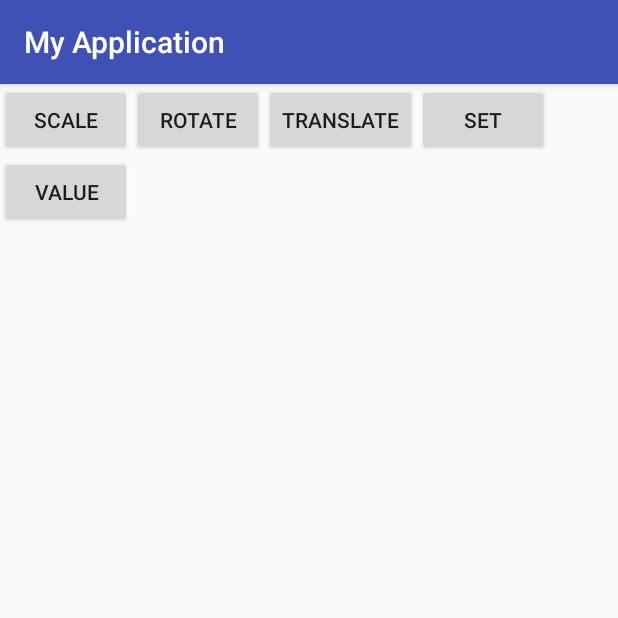
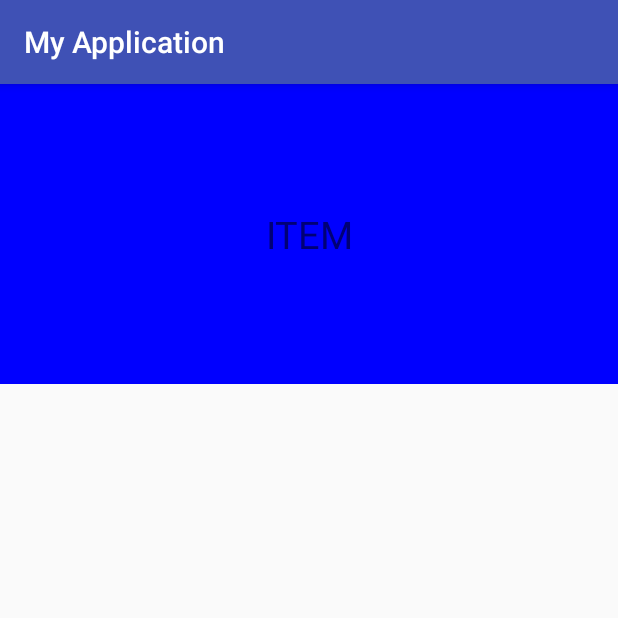
Before and after one commit to ChinaTang/AnimationProject, an Android app: the screen it shows after launch (MainActivity before the commit, ScrollLinearActivity after it), after a tap on "SCALE", on a phone screen of 412 x 824 dp, the top half of it. Run offline under Robolectric (Android 15) with nearby library versions, the phone set to English and light mode, and no system bars; 1 other tap on this screen came first.

Commit message:
添加滑动项目

```diff
--- a/app/src/main/java/com/di/tang/myapplication/Fragment/SelfViewAnimation.java
+++ b/app/src/main/java/com/di/tang/myapplication/Fragment/SelfViewAnimation.java
@@ -2,6 +2,7 @@ package com.di.tang.myapplication.Fragment;
 
 import android.animation.Animator;
 import android.animation.ValueAnimator;
+import android.content.Intent;
 import android.os.Bundle;
 import android.support.annotation.Nullable;
 import android.support.v4.app.Fragment;
@@ -16,6 +17,7 @@ import android.widget.TextView;
 import android.widget.Toast;
 
 import com.di.tang.myapplication.R;
+import com.di.tang.myapplication.scroll.ScrollLinearActivity;
 
 /**
  * Created by tangdi on 2016/8/16.
@@ -59,6 +61,8 @@ public class SelfViewAnimation extends Fragment {
             @Override
             public void onClick(View v) {
                 // TODO Auto-generated method stub
+                Intent intent = new Intent(getActivity(), ScrollLinearActivity.class);
+                getActivity().startActivity(intent);
                 tv.startAnimation(scaleAnimation);
             }
         });
--- a/app/src/main/java/com/di/tang/myapplication/activity/MainActivity.java
+++ b/app/src/main/java/com/di/tang/myapplication/activity/MainActivity.java
@@ -6,10 +6,12 @@ import android.support.v4.app.FragmentStatePagerAdapter;
 import android.support.v4.view.ViewPager;
 import android.support.v7.app.AppCompatActivity;
 import android.os.Bundle;
+import android.view.MotionEvent;
 
 import com.di.tang.myapplication.Fragment.CustomScrollViewFragment;
 import com.di.tang.myapplication.Fragment.CustomScrollViewUtilizationFragment;
 import com.di.tang.myapplication.Fragment.MyTextViewFragment;
+import com.di.tang.myapplication.Fragment.ScrollViewBaseFragment;
 import com.di.tang.myapplication.Fragment.SelfAnimatorSet;
 import com.di.tang.myapplication.Fragment.SelfListAnimator;
 import com.di.tang.myapplication.Fragment.SelfObjectAnimator;
@@ -20,8 +22,28 @@ import com.di.tang.myapplication.Fragment.SelfXmlAnimator;
 import com.di.tang.myapplication.Fragment.mergeFragment;
 import com.di.tang.myapplication.R;
 
+import java.util.ArrayList;
+
 
 public class MainActivity extends AppCompatActivity {
+
+    public interface MyTouchListener{
+        public boolean onSelfTouchEvent(MotionEvent event);
+    }
+
+    public ArrayList<MyTouchListener>  listeners = new ArrayList<>();
+
+    public void addTochListenter(MyTouchListener listener){
+        listeners.add(listener);
+    }
+
+    public void removeTochListenter(MyTouchListener listener){
+        listeners.remove(listener);
+    }
+
+    public void clearTochuListener(){
+        listeners.clear();
+    }
 
     private static final String TAG = "MainActivity";
 
@@ -59,6 +81,8 @@ public class MainActivity extends AppCompatActivity {
                     return new CustomScrollViewUtilizationFragment();
                 }else if(position == 10){
                     return new mergeFragment();
+                }else if(position == 11){
+                    return new ScrollViewBaseFragment();
                 }else{
                     return new SelfViewAnimation();
                 }
@@ -66,8 +90,18 @@ public class MainActivity extends AppCompatActivity {
 
             @Override
             public int getCount() {
-                return 11;
+                return 12;
             }
         });
     }
+
+
+    @Override
+    public boolean onTouchEvent(MotionEvent ev){
+        for(MyTouchListener listener : listeners){
+            return listener.onSelfTouchEvent(ev);
+        }
+        return false;
+    }
+
 }
--- /dev/null
+++ b/app/src/main/java/com/di/tang/myapplication/scroll/ScrollLinearActivity.java
@@ -0,0 +1,33 @@
+package com.di.tang.myapplication.scroll;
+
+import android.os.Bundle;
+import android.support.v7.app.AppCompatActivity;
+import android.view.MotionEvent;
+import android.widget.LinearLayout;
+
+import com.di.tang.myapplication.R;
+
+/**
+ * Created by tangdi on 2016/8/30.
+ */
+public class ScrollLinearActivity extends AppCompatActivity {
+    private LinearLayout layout;
+    private int mlastX;
+    @Override
+    protected void onCreate(Bundle saveStateInstance){
+        super.onCreate(saveStateInstance);
+        setContentView(R.layout.scroll_base);
+        layout = (LinearLayout)findViewById(R.id.linear);
+    }
+    @Override
+    public boolean onTouchEvent(MotionEvent event){
+        int scrollX = layout.getScrollX();
+        int x = (int)event.getX();
+        if(event.getAction() == MotionEvent.ACTION_MOVE){
+            int newScrollX = scrollX + mlastX - x;
+            layout.scrollBy(newScrollX, 0);
+        }
+        mlastX = x;
+        return super.onTouchEvent(event);
+    }
+}
--- /dev/null
+++ b/app/src/main/res/layout/scroll_base.xml
@@ -0,0 +1,28 @@
+<?xml version="1.0" encoding="utf-8"?>
+<LinearLayout xmlns:android="http://schemas.android.com/apk/res/android"
+    android:orientation="vertical" android:layout_width="match_parent"
+    android:layout_height="match_parent">
+    <LinearLayout
+        android:id="@+id/linear"
+        android:layout_width="match_parent"
+        android:layout_height="200dp"
+        android:orientation="horizontal">
+            <TextView
+                android:layout_width="match_parent"
+                android:layout_height="match_parent"
+                android:background="#0000ff"
+                android:text="ITEM"
+                android:gravity="center"
+                android:textSize="25dp" />
+
+            <TextView
+                android:layout_width="200dp"
+                android:layout_height="match_parent"
+                android:background="#ffff00"
+                android:text="删除"
+                android:textSize="25dp"
+                android:textColor="#ffffff"
+                android:gravity="center" />
+    </LinearLayout>
+
+</LinearLayout>
```
Also changed, not shown: app/src/main/AndroidManifest.xml (+7 -0 lines), app/src/main/java/com/di/tang/myapplication/Fragment/ScrollViewBaseFragment.java (added, +63 -0 lines), app/src/main/java/com/di/tang/myapplication/scroll/SelfScrollLinearLayour.java (added, +39 -0 lines).
